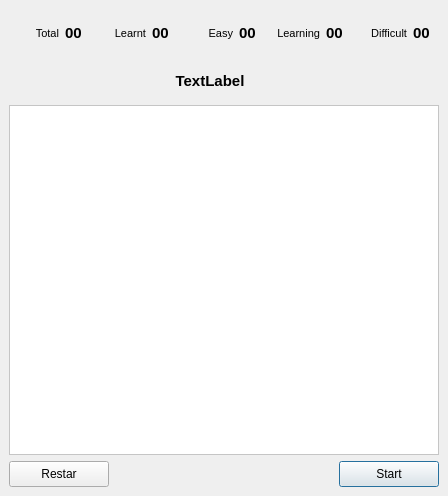
Before: the Qt Designer form Ui/dlg_practice.ui in robinpalat/idiomindQt, drawn with Qt 5.
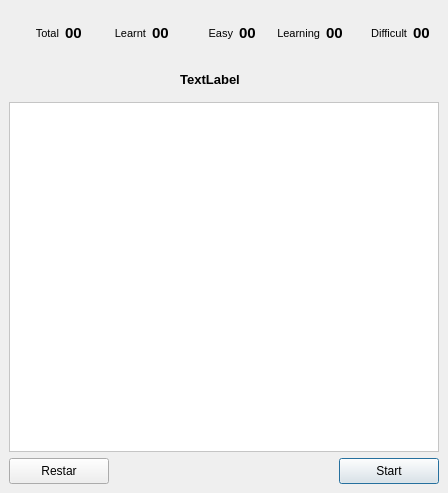
After: the same form once the commit is applied. Icons and pictures are not drawn.

What changed in the file:
```diff
--- a/Ui/dlg_practice.ui
+++ b/Ui/dlg_practice.ui
@@ -365,7 +365,7 @@
          <widget class="QLabel" name="label_11">
           <property name="font">
            <font>
-            <pointsize>11</pointsize>
+            <pointsize>10</pointsize>
             <weight>75</weight>
             <bold>true</bold>
            </font>
```
